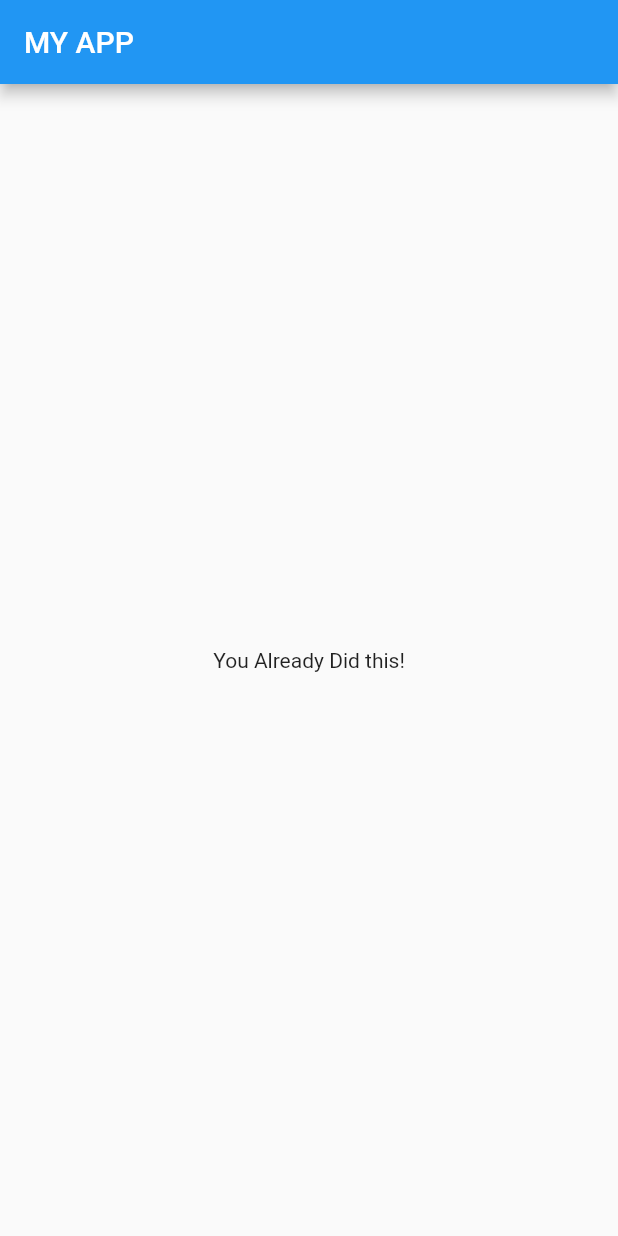
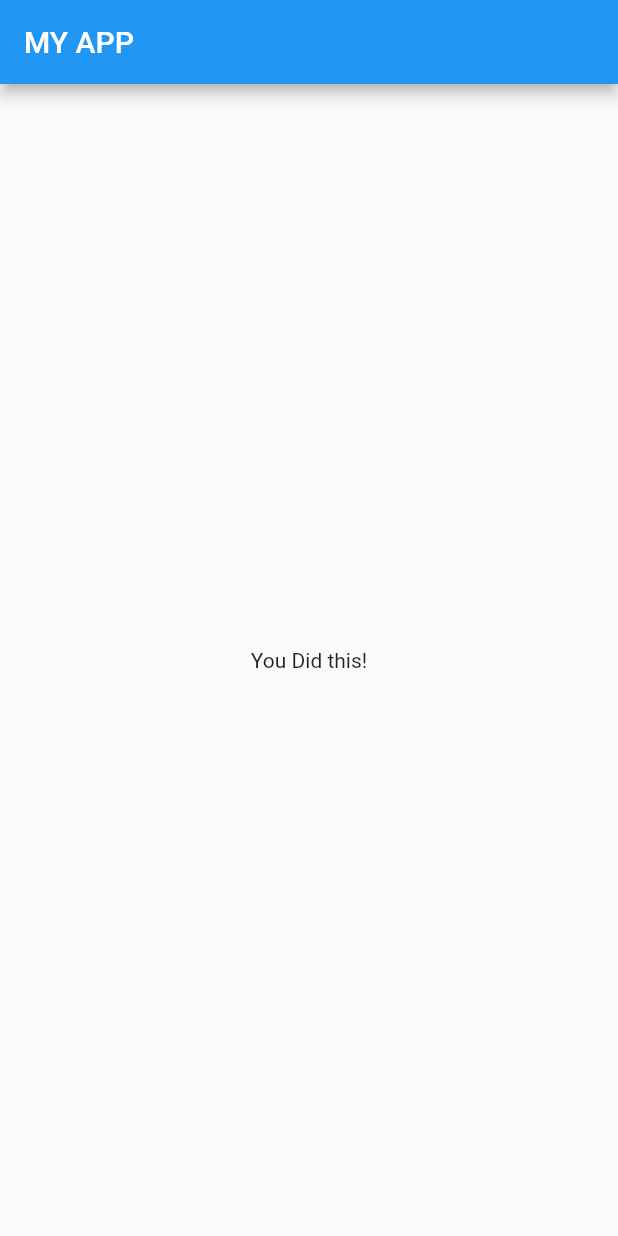
Before and after one commit to kumol/QuizAppFlutter, a Flutter app: the screen it shows after launch, after a tap on "Nazrul", after a tap on "Drama", on a phone screen of 412 x 824 dp. Run offline on Flutter 3.47's test engine with Material 2 defaults, Android fonts, the phone set to English and light mode, and no system bars.

```diff
--- a/lib/main.dart
+++ b/lib/main.dart
@@ -1,7 +1,8 @@
+import 'package:first_flutter_app/quiz.dart';
 import 'package:flutter/material.dart';
 
-import './question.dart';
-import './answer.dart';
+import 'quiz.dart';
+import './result.dart';
 
 void main() {
   runApp(MyApp());
@@ -40,18 +41,12 @@ class _MyAppState extends State<MyApp> {
           title: Text("MY APP"),
         ),
         body: _questionIndex < questions.length
-            ? Column(
-                children: [
-                  Question(questions[_questionIndex]["questionText"]),
-                  ...(questions[_questionIndex]["answers"] as List<String>)
-                      .map((answer) {
-                    return Answer(_action, answer);
-                  }).toList()
-                ],
+            ? Quiz(
+                question: questions,
+                getSelect: _action,
+                index: _questionIndex,
               )
-            : Center(
-                child: Text("You Already Did this!"),
-              ),
+            : Result(),
       ),
     );
   }
--- /dev/null
+++ b/lib/quiz.dart
@@ -0,0 +1,24 @@
+import 'package:flutter/material.dart';
+
+import './question.dart';
+import './answer.dart';
+
+class Quiz extends StatelessWidget {
+  final List<Map<String, Object>> question;
+  final Function getSelect;
+  final int index;
+  Quiz({this.question, this.getSelect, this.index});
+
+  @override
+  Widget build(BuildContext context) {
+    return Container(
+        child: Column(
+      children: [
+        Question(question[index]["questionText"]),
+        ...(question[index]["answers"] as List<String>).map((answer) {
+          return Answer(getSelect, answer);
+        }).toList()
+      ],
+    ));
+  }
+}
--- /dev/null
+++ b/lib/result.dart
@@ -0,0 +1,12 @@
+import 'package:flutter/material.dart';
+
+class Result extends StatelessWidget {
+  @override
+  Widget build(BuildContext context) {
+    return Container(
+      child: Center(
+        child: Text("You Did this!"),
+      ),
+    );
+  }
+}
```
